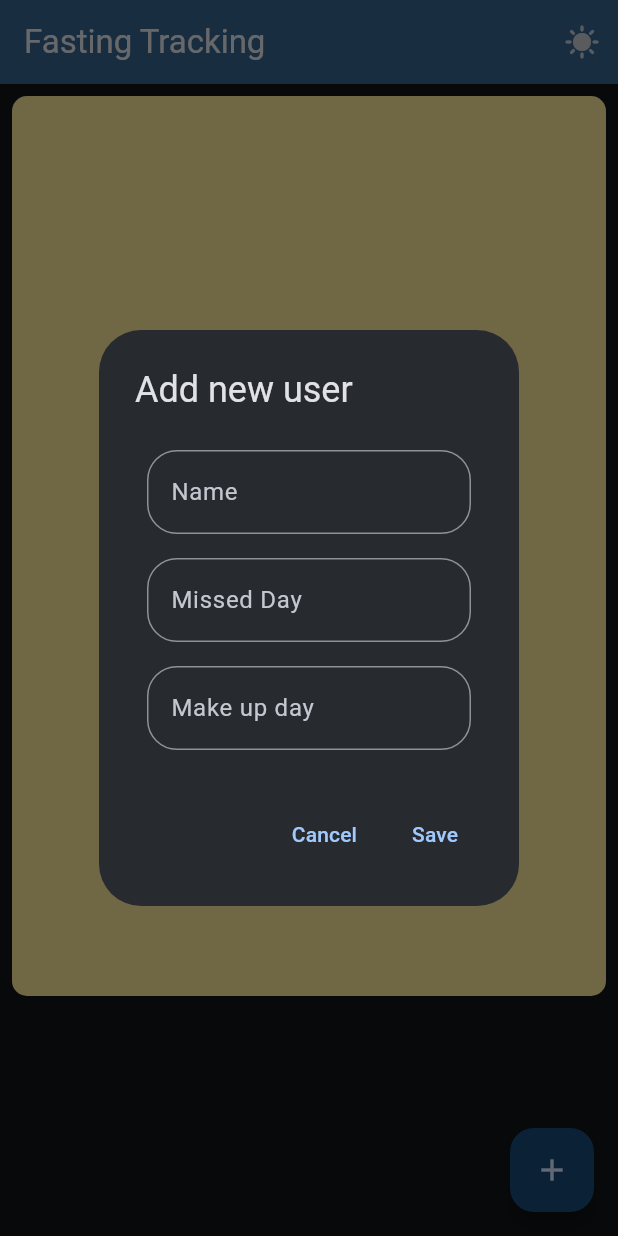
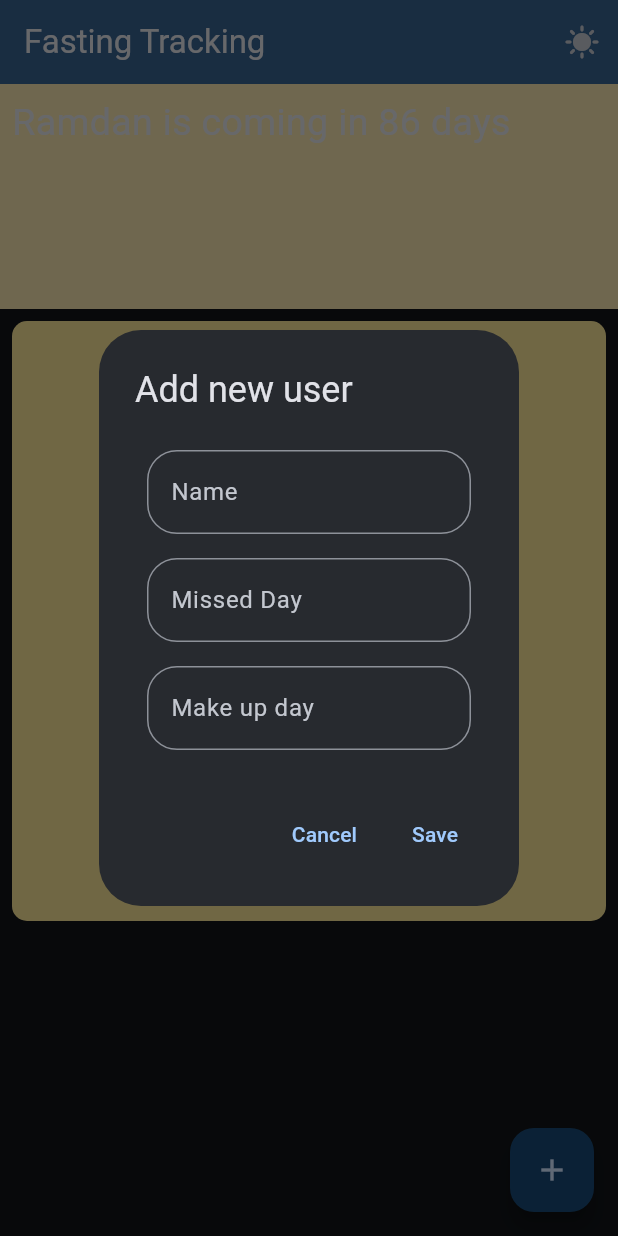
Before and after one commit to mitazzdev/fasting, a Flutter app: the screen it shows after launch, after a tap on the "dark mode" icon, after a tap on the "add" icon, on a phone screen of 412 x 824 dp. Run offline on Flutter 3.47's test engine with Material 3 defaults, Android fonts, the phone set to English and light mode, and no system bars; our stand-ins replace flutter_slidable, sqflite; accounts and stored records are empty.

Commit message:
add countdown

```diff
--- a/lib/main.dart
+++ b/lib/main.dart
@@ -63,11 +63,23 @@ class _MyHomePageState extends State<MyHomePage> {
   List userLists = [];
   DatabaseHelper _databaseHelper = DatabaseHelper.instance;
   late User user;
+  late int nextRamdan;
 
   TextEditingController txt = TextEditingController();
   TextEditingController nameCtrl = TextEditingController();
   TextEditingController misseDayCtrl = TextEditingController();
   TextEditingController makeupDayCtrl = TextEditingController();
+
+  int calNextRamdan() {
+    DateTime today = DateTime.now();
+    DateTime nextRamdan = DateTime(2024, 3, 10);
+
+    Duration difference = nextRamdan.difference(today);
+    int daysDifference = difference.inDays;
+
+    print('Days between today and March 10, 2024: $daysDifference days');
+    return daysDifference;
+  }
 
   void _incrementUser() async {
     await showDialog(
@@ -108,6 +120,7 @@ class _MyHomePageState extends State<MyHomePage> {
   @override
   void initState() {
     super.initState();
+    nextRamdan = calNextRamdan();
     _loadUsers();
   }
 
@@ -243,10 +256,23 @@ class _MyHomePageState extends State<MyHomePage> {
           child: Column(
             mainAxisAlignment: MainAxisAlignment.center,
             children: <Widget>[
+              Container(
+                decoration:
+                    BoxDecoration(color: Color.fromARGB(255, 243, 225, 173)),
+                width: double.infinity,
+                height: 150,
+                child: Padding(
+                  padding: const EdgeInsets.all(8.0),
+                  child: Text(
+                    'Ramdan is coming in $nextRamdan days',
+                    style: TextStyle(fontSize: 25),
+                  ),
+                ),
+              ),
               Padding(
                 padding: const EdgeInsets.all(8.0),
                 child: Container(
-                  height: 600,
+                  height: 400,
                   decoration: BoxDecoration(
                       color: Color.fromARGB(255, 245, 224, 148),
                       borderRadius: BorderRadius.circular(10)),
```
